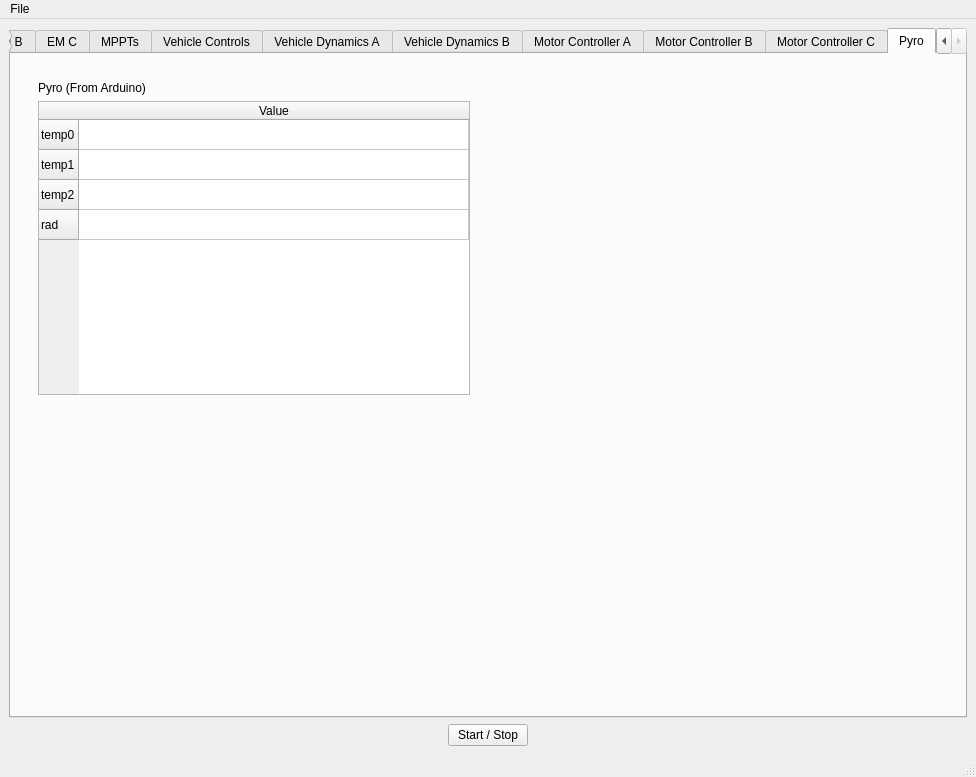
This is main.ui in BlueSkySolar/BTI as Qt 5 draws it before an edit. The edited form follows.
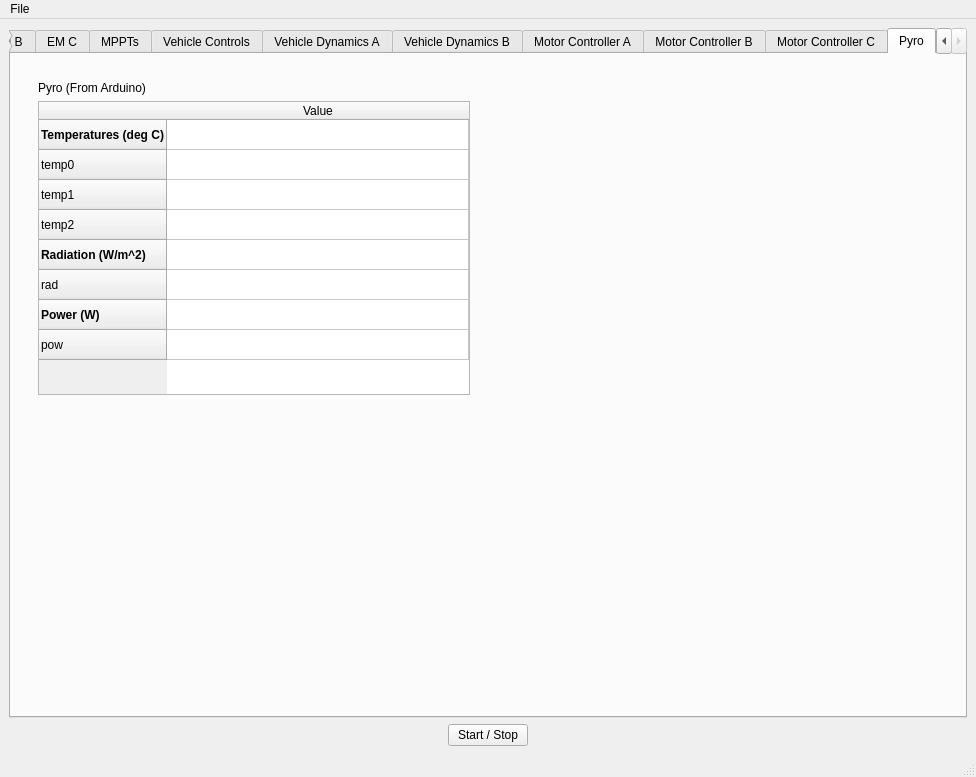
This is the edited form. Custom widgets are drawn as their Qt base class.

Commit message: Added missing variables to pyro tab

What changed in the file:
```diff
--- a/main.ui
+++ b/main.ui
@@ -4502,6 +4502,17 @@
                 <attribute name="horizontalHeaderStretchLastSection">
                  <bool>true</bool>
                 </attribute>
+                <row>
+                 <property name="text">
+                  <string>Temperatures (deg C)</string>
+                 </property>
+                 <property name="font">
+                  <font>
+                   <weight>75</weight>
+                   <bold>true</bold>
+                  </font>
+                 </property>
+                </row>
                 <row>
                  <property name="text">
                   <string>temp0</string>
@@ -4517,11 +4528,38 @@
                   <string>temp2</string>
                  </property>
                 </row>
+                <row>
+                 <property name="text">
+                  <string>Radiation (W/m^2)</string>
+                 </property>
+                 <property name="font">
+                  <font>
+                   <weight>75</weight>
+                   <bold>true</bold>
+                  </font>
+                 </property>
+                </row>
                 <row>
                  <property name="text">
                   <string>rad</string>
                  </property>
                 </row>
+                <row>
+                 <property name="text">
+                  <string>Power (W)</string>
+                 </property>
+                 <property name="font">
+                  <font>
+                   <weight>75</weight>
+                   <bold>true</bold>
+                  </font>
+                 </property>
+                </row>
+                <row>
+                 <property name="text">
+                  <string>pow</string>
+                 </property>
+                </row>
                 <column>
                  <property name="text">
                   <string>Value</string>
```
The commit also changes 1 other file.
